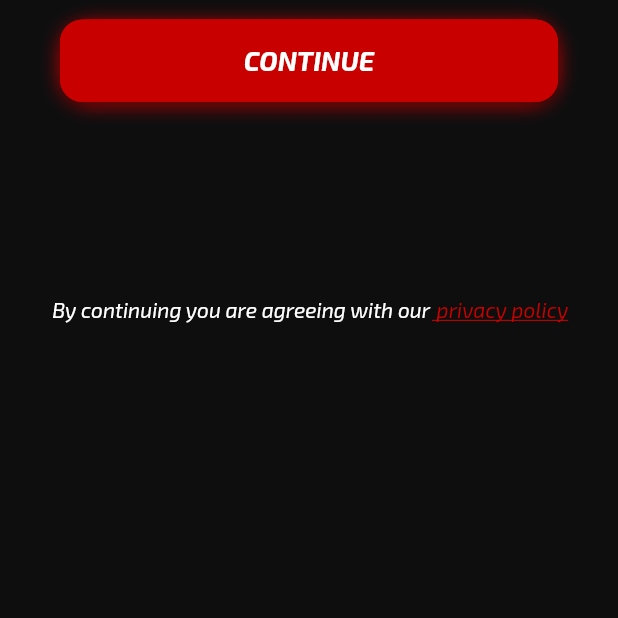
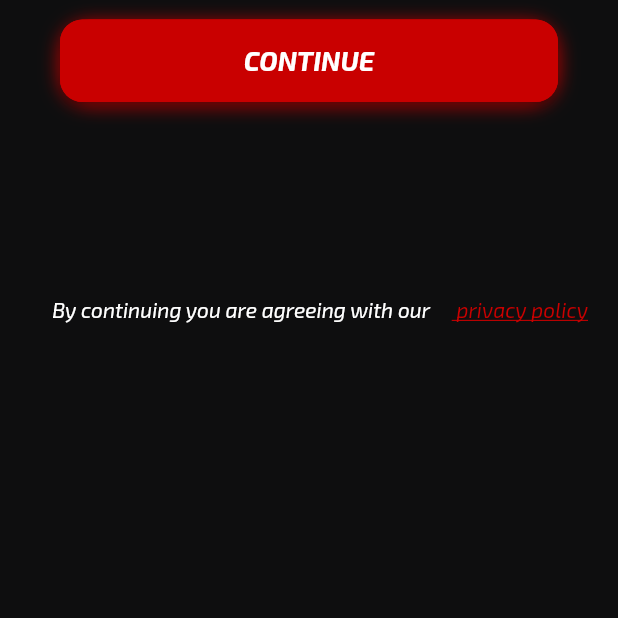
Before and after one commit to muhammadsiddiq5653/vroomapp_2, a Flutter app: the NotLoggedinHome screen opened directly, after a tap on "CREATE AN ACCOUNT", on a phone screen of 412 x 824 dp, the part 618-1236 px from its top. Run offline on Flutter 3.47's test engine with Material 2 defaults, Android fonts, the phone set to English and light mode, and no system bars; our stand-ins replace audioplayers, camera, connectivity_plus, dio, extended_image, firebase_analytics and 19 more; missing offline and left inert: flutter_facebook_auth, flutter_notification_channel, fluttermoji, launch_review, new_version, virtual_keyboard_multi_language; accounts and stored records are empty; network calls fail; project files that could hold a hidden picture were left out.

Commit message:
Fixed the UI issues

```diff
--- a/lib/app/modules/alerts/notloggedin_alerts.dart
+++ b/lib/app/modules/alerts/notloggedin_alerts.dart
@@ -18,6 +18,7 @@ class NotLoggedinAlert extends StatelessWidget {
         onTap: (){
           Get.toNamed(Routes.LOGIN_DETAILS_STEP);
         },
+        child: SingleChildScrollView(
           child: Column(
             mainAxisAlignment: MainAxisAlignment.center,
             crossAxisAlignment: CrossAxisAlignment.center,
@@ -58,7 +59,7 @@ class NotLoggedinAlert extends StatelessWidget {
                 ),
               ),
               SizedBox(
-              height: 118,
+                height: 60,
               ),
               Container(
                 height: 55,
@@ -90,6 +91,7 @@ class NotLoggedinAlert extends StatelessWidget {
             ],
           ),
         ),
+      ),
     );
   }
 }
--- a/lib/app/modules/card_details/views/components/car_card.dart
+++ b/lib/app/modules/card_details/views/components/car_card.dart
@@ -28,7 +28,7 @@ class CarCard extends StatelessWidget {
         containerColor: AppColors.cardColor,
         child: Stack(children: [
           Positioned(
-              left: -160,
+              left: -175,
               top: 0,
               bottom: -100,
               child: Hero(
@@ -45,7 +45,7 @@ class CarCard extends StatelessWidget {
                   padding: EdgeInsets.symmetric(horizontal: 20, vertical: 20),
                   child: CarCardHeader(car: car)),
               Container(
-                padding: EdgeInsets.fromLTRB(210, 20, 20, 20),
+                padding: EdgeInsets.fromLTRB(180, 20, 10, 20),
                 child: Column(
                   crossAxisAlignment: CrossAxisAlignment.end,
                   children: [
--- a/lib/app/modules/edit_profile/views/edit_profile_view.dart
+++ b/lib/app/modules/edit_profile/views/edit_profile_view.dart
@@ -19,6 +19,7 @@ class EditProfileView extends GetView<EditProfileController> {
     return GetBuilder<EditProfileController>(
       builder: (_) => AppKeyboardHider(
         child:  Container(
+
           padding: EdgeInsets.symmetric(horizontal: 27),
           color: AppColors.background,
           child: Column(
--- a/lib/app/modules/home/notloggedin_home.dart
+++ b/lib/app/modules/home/notloggedin_home.dart
@@ -14,7 +14,8 @@ class NotLoggedinHome extends StatelessWidget {
     return  Scaffold(
       appBar: GameAppBar(
           userModel:UserModel(email: ""),),
-      body: Column(
+      body: SingleChildScrollView(
+        child: Column(
           children: [
             SizedBox(
               height: 65,
@@ -31,7 +32,7 @@ class NotLoggedinHome extends StatelessWidget {
               ),
             ),
             SizedBox(
-            height: 25,
+              height: 20,
             ),
             Text(
               'The cars you wroom\n will be stored here once you\nlogin or create an account.',
@@ -45,11 +46,11 @@ class NotLoggedinHome extends StatelessWidget {
               ),
             ),
             SizedBox(
-            height: 25,
+              height: 10,
             ),
             Image.asset("assets/images/HomeNotLoggedIn.png"),
             SizedBox(
-            height: 30,
+              height: 10,
             ),
             Container(
               height: 55,
@@ -81,6 +82,7 @@ class NotLoggedinHome extends StatelessWidget {
           ],
 
         ),
+      ),
     );
   }
 }
--- a/lib/app/modules/home/views/home_view.dart
+++ b/lib/app/modules/home/views/home_view.dart
@@ -93,7 +93,7 @@ class HomeView extends GetView<HomeController> {
   Widget _getEmptyState() {
     return Center(
       child: Container(
-        padding: EdgeInsets.symmetric(vertical: 20),
+        padding: EdgeInsets.symmetric(vertical: 10),
         width: double.infinity,
         child: Column(
           crossAxisAlignment: CrossAxisAlignment.center,
--- a/lib/app/modules/login/login_details_step/controllers/login_details_step_controller.dart
+++ b/lib/app/modules/login/login_details_step/controllers/login_details_step_controller.dart
@@ -14,7 +14,7 @@ class LoginDetailsStepController extends AppAbstractController {
   final FirebaseAuth _auth = FirebaseAuth.instance;
   final GoogleSignIn googleSignIn = GoogleSignIn();
   final FacebookAuth facebookAuth = FacebookAuth.instance;
-  TextEditingController pinController = TextEditingController();
+  late TextEditingController pinController ;
   AuthApi authApi = Get.put(AuthApi());
   String initialCountry = 'EG';
 
@@ -25,6 +25,7 @@ class LoginDetailsStepController extends AppAbstractController {
 
   @override
   void onInit() {
+    pinController = TextEditingController();
     loadingState = GeneralLoadingState.done;
     super.onInit();
 
--- a/lib/app/modules/profile/controllers/profile_controller.dart
+++ b/lib/app/modules/profile/controllers/profile_controller.dart
@@ -46,6 +46,7 @@ class ProfileController extends AppAbstractController {
       if (page == 1) {
         feed = result;
         if ((feed?.collection.length ?? 0) == 0) {
+          setDirection(1);
           loadingState = GeneralLoadingState.empty;
         } else {
           loadingState = GeneralLoadingState.done;
--- a/lib/app/modules/profile/notloggedin_profile.dart
+++ b/lib/app/modules/profile/notloggedin_profile.dart
@@ -18,6 +18,7 @@ class NotLoggedinProfile extends StatelessWidget {
         onTap: (){
           Get.toNamed(Routes.LOGIN_DETAILS_STEP);
         },
+        child: SingleChildScrollView(
           child: Column(
             mainAxisAlignment: MainAxisAlignment.center,
             crossAxisAlignment: CrossAxisAlignment.center,
@@ -77,6 +78,7 @@ class NotLoggedinProfile extends StatelessWidget {
             ],
           ),
         ),
+      ),
     );
   }
 }
--- a/lib/app/modules/settings/views/meet_our_team.dart
+++ b/lib/app/modules/settings/views/meet_our_team.dart
@@ -11,7 +11,7 @@ class MeetTeam extends StatelessWidget {
     'Bachelor in Business Administration. Two times founder of successful technology companies. Two exits. Author of two books on marketing management.',
     'Master in Software programming. CTO at Shopbox.com. UI Developer Link Management. Owner of Egypts biggest Paddle Tennis App.',
     'Front end game designer. Bachelors in Computer Programming. Previously, Creative Director at Code Avenue (Karachi). Design Director at TickFilm Lead designer at Zed & White. ',
-    'Full Stack Mobile Apps Developer .Bachelor in Software Engineering.I seamlessly blend technical virtuosity with an artist touch, crafting mobile masterpieces that transcend industry bounds. Committed to delivering high-caliber, timeless solutions, my work consistently exceeds the realm of digital expectations.'
+    'Full Stack Mobile Apps Developer .Bachelor in Software Engineering. crafting mobile masterpieces that transcend industry bounds.'
   ];
   List<String> assetsUrls = [
     'assets/images/christian.jpeg',
--- a/lib/app/modules/signup/signup_step_phone/views/signup_step_phone_view.dart
+++ b/lib/app/modules/signup/signup_step_phone/views/signup_step_phone_view.dart
@@ -167,10 +167,13 @@ class SignupStepPhoneView extends GetView<SignupStepPhoneController> {
                       mainAxisAlignment: MainAxisAlignment.center,
                       crossAxisAlignment: CrossAxisAlignment.center,
                       children: [
-                        Text400(
-                            textAlign: TextAlign.center,
-                            fontSize: 14,
-                            text: "By continuing you are agreeing with our "),
+                        Expanded(
+                          child: Text400(
+                              textAlign: TextAlign.center,
+                              fontSize: 14,
+                              maxLines: 1,
+                              text: "By continuing you are agreeing with our "),
+                        ),
                         GestureDetector(
                           onTap: () {
                             launchUrl(_url);
--- a/lib/app/modules/signup/signup_step_verify/controllers/signup_step_verify_controller.dart
+++ b/lib/app/modules/signup/signup_step_verify/controllers/signup_step_verify_controller.dart
@@ -11,7 +11,7 @@ import '../../tap_to_start.dart';
 
 class SignupStepVerifyController extends AppAbstractController {
   AppUsersApi appUsersApi = Get.put(AppUsersApi());
-  TextEditingController pinController = TextEditingController();
+  late TextEditingController pinController ;
   FocusNode myFocusNode = FocusNode();
   String phone = '';
   String phoneCode = '';
@@ -24,6 +24,7 @@ class SignupStepVerifyController extends AppAbstractController {
   @override
   void onInit() {
     super.onInit();
+    pinController = TextEditingController();
     phone = Get.arguments?['username'];
     phoneCode = Get.arguments?['password'];
   }
--- a/lib/app/widgets/app_text/text_400.dart
+++ b/lib/app/widgets/app_text/text_400.dart
@@ -29,6 +29,7 @@ class Text400 extends StatelessWidget {
           color: color,
           fontSize: fontSize,
           decoration: decoration,
+          overflow: TextOverflow.visible,
           height: height,
           fontStyle: FontStyle.italic,
           fontWeight: FontWeight.w400),
--- a/pubspec.yaml
+++ b/pubspec.yaml
@@ -1,5 +1,5 @@
 name: vroom_app
-version: 1.0.0+10
+version: 1.0.0+11
 publish_to: none
 description: A new Flutter project.
 environment:
```
Also changed, not shown: lib/app/modules/login/views/login_view.dart (+6 -4 lines), lib/app/modules/profile/views/profile_view.dart (+3 -8 lines), lib/app/modules/signup/signup_step_verify/views/signup_step_verify_view.dart (+13 -10 lines), lib/app/widgets/app_form_fields/app_drop_down_button.dart (+8 -10 lines), pubspec.lock, 3 other files. Lines whose indentation alone changed are shown as unchanged.
